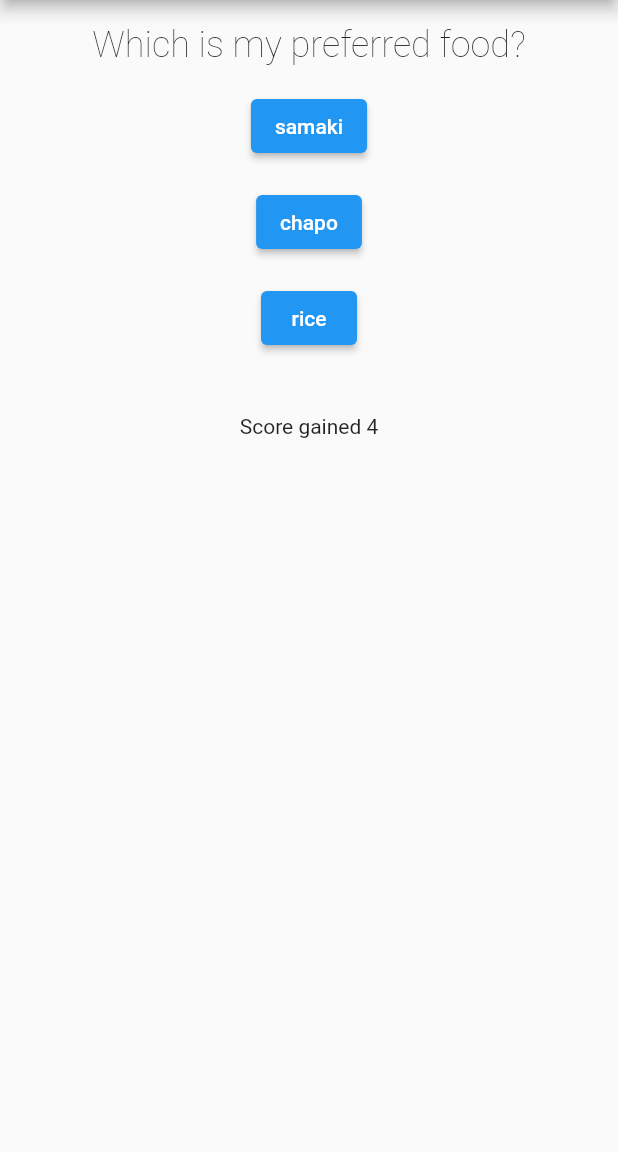
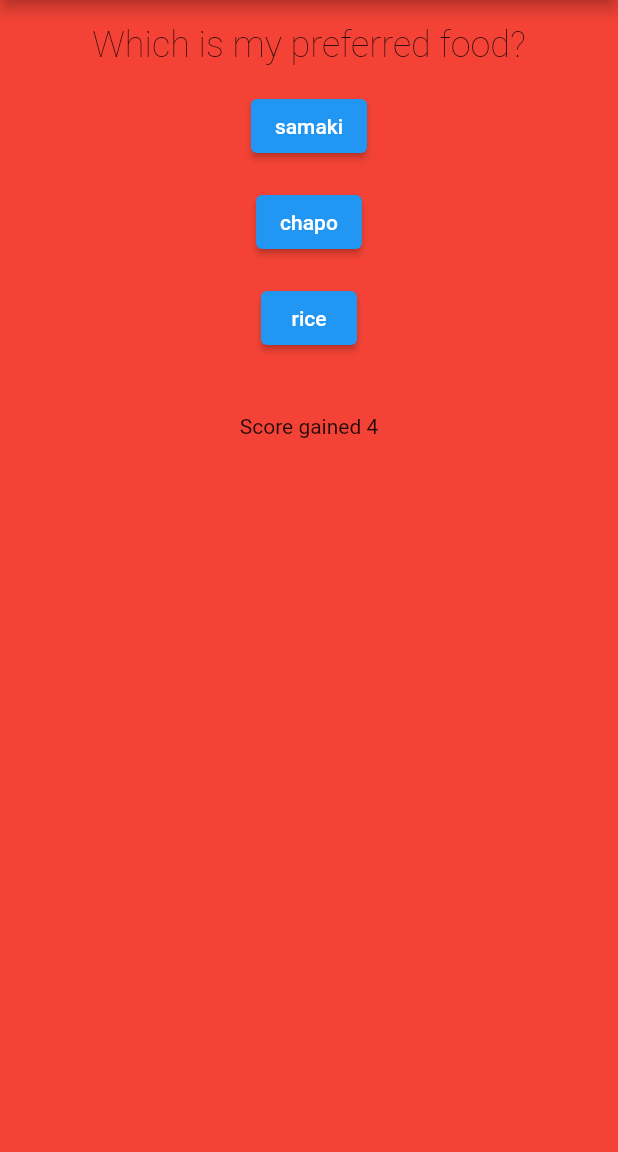
Before and after one commit to Frankline-Sable/quiz_app_flutter, a Flutter app: the screen it shows after launch, after a tap on "red", on a phone screen of 412 x 824 dp, the part 84-1236 px from its top. Run offline on Flutter 3.47's test engine with Material 2 defaults, Android fonts, the phone set to English and light mode, and no system bars.

Commit message:
a little bit added

```diff
--- a/lib/main.dart
+++ b/lib/main.dart
@@ -5,7 +5,10 @@ import 'package:quiz_app_flutter/result.dart';
 import 'answer.dart';
 
 void main() {
-  runApp(MaterialApp(title: 'Quiz App', home: QuizApp()));
+  runApp(MaterialApp(
+    title: 'Quiz App',
+    home: QuizApp(),
+  ));
 }
 
 class QuizApp extends StatefulWidget {
@@ -45,10 +48,12 @@ class QuizAppState extends State {
   int _questionIndex = 0;
   int _totalScore = 0;
   int _gainedScore = 0;
+  Color color = Colors.white;
 
   @override
   Widget build(BuildContext context) {
     return Scaffold(
+      backgroundColor: color,
       appBar: AppBar(title: const Text("Simple Quiz App")),
       body: Center(
           child: _questionIndex < _questions.length
@@ -58,10 +63,22 @@ class QuizAppState extends State {
   }
 
   void _answerQuestion(String answer, int score) {
+    if(_questionIndex<1){
+      if(answer=='red') {
+        color=Colors.red;
+      } else if(answer=='blue') {
+        color=Colors.blue;
+      } else{
+        color=Colors.green;
+      }
+    }else{
+      color=Colors.white;
+    }
+
     setState(() {
       _questionIndex++;
       _totalScore += score;
-      _gainedScore=score;
+      _gainedScore = score;
     });
 
     print("Answer $answer score $score total = $_totalScore");
@@ -71,6 +88,7 @@ class QuizAppState extends State {
     setState(() {
       _questionIndex = 0;
       _totalScore = 0;
+      _gainedScore=0;
     });
   }
 }
```
Also changed, not shown: 1 other file.
